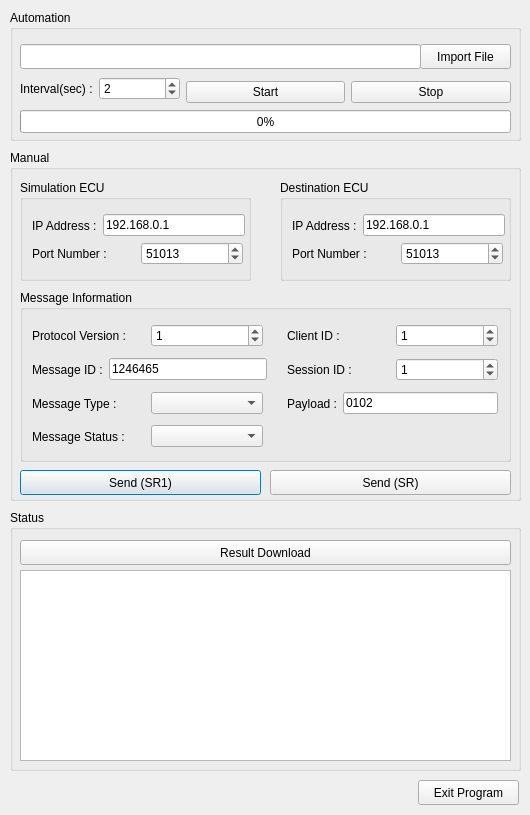
Old version of the form main.ui in the repository eliaskiss/someip.
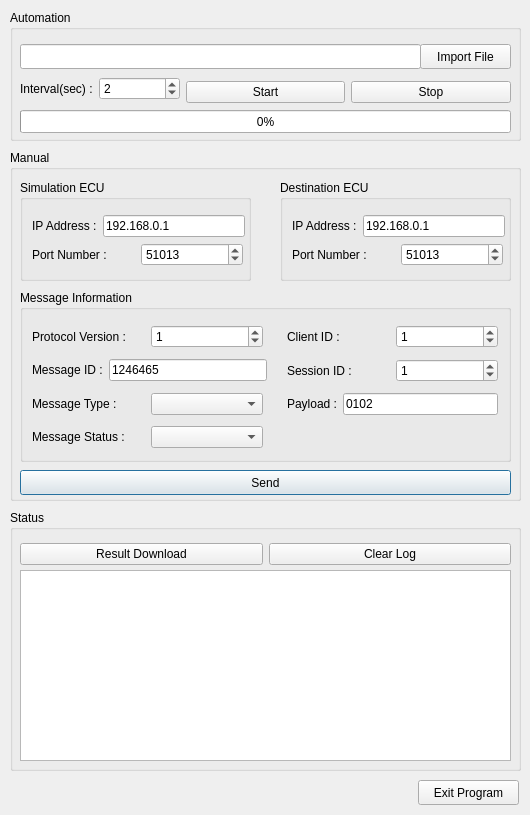
New version of the form.

```diff
--- a/main.ui
+++ b/main.ui
@@ -43,7 +43,7 @@
        <x>12</x>
        <y>32</y>
        <width>231</width>
-       <height>28</height>
+       <height>29</height>
       </rect>
      </property>
      <layout class="QHBoxLayout" name="horizontalLayout_3">
@@ -72,7 +72,7 @@
        <x>267</x>
        <y>32</y>
        <width>211</width>
-       <height>28</height>
+       <height>29</height>
       </rect>
      </property>
      <layout class="QHBoxLayout" name="horizontalLayout_7">
@@ -101,7 +101,7 @@
        <x>12</x>
        <y>66</y>
        <width>235</width>
-       <height>27</height>
+       <height>28</height>
       </rect>
      </property>
      <layout class="QHBoxLayout" name="horizontalLayout_4">
@@ -127,7 +127,7 @@
        <x>267</x>
        <y>66</y>
        <width>211</width>
-       <height>28</height>
+       <height>29</height>
       </rect>
      </property>
      <layout class="QHBoxLayout" name="horizontalLayout_8">
@@ -156,7 +156,7 @@
        <x>12</x>
        <y>100</y>
        <width>231</width>
-       <height>27</height>
+       <height>28</height>
       </rect>
      </property>
      <layout class="QHBoxLayout" name="horizontalLayout_5">
@@ -178,7 +178,7 @@
        <x>267</x>
        <y>100</y>
        <width>211</width>
-       <height>27</height>
+       <height>28</height>
       </rect>
      </property>
      <layout class="QHBoxLayout" name="horizontalLayout_9">
@@ -204,7 +204,7 @@
        <x>12</x>
        <y>133</y>
        <width>231</width>
-       <height>27</height>
+       <height>28</height>
       </rect>
      </property>
      <layout class="QHBoxLayout" name="horizontalLayout_6">
@@ -239,7 +239,7 @@
        <x>12</x>
        <y>60</y>
        <width>211</width>
-       <height>28</height>
+       <height>29</height>
       </rect>
      </property>
      <layout class="QHBoxLayout" name="horizontalLayout_2">
@@ -268,7 +268,7 @@
        <x>12</x>
        <y>32</y>
        <width>213</width>
-       <height>27</height>
+       <height>28</height>
       </rect>
      </property>
      <layout class="QHBoxLayout" name="horizontalLayout">
@@ -307,7 +307,7 @@
        <x>12</x>
        <y>60</y>
        <width>211</width>
-       <height>28</height>
+       <height>29</height>
       </rect>
      </property>
      <layout class="QHBoxLayout" name="horizontalLayout_10">
@@ -336,7 +336,7 @@
        <x>12</x>
        <y>32</y>
        <width>213</width>
-       <height>27</height>
+       <height>28</height>
       </rect>
      </property>
      <layout class="QHBoxLayout" name="horizontalLayout_11">
@@ -362,25 +362,12 @@
      <rect>
       <x>10</x>
       <y>320</y>
-      <width>241</width>
+      <width>491</width>
       <height>25</height>
      </rect>
     </property>
     <property name="text">
-     <string>Send (SR1)</string>
-    </property>
-   </widget>
-   <widget class="QPushButton" name="btn_send_manual_2">
-    <property name="geometry">
-     <rect>
-      <x>260</x>
-      <y>320</y>
-      <width>241</width>
-      <height>25</height>
-     </rect>
-    </property>
-    <property name="text">
-     <string>Send (SR)</string>
+     <string>Send</string>
     </property>
    </widget>
   </widget>
@@ -489,19 +476,6 @@
    <property name="title">
     <string>Status</string>
    </property>
-   <widget class="QPushButton" name="btn_result_download">
-    <property name="geometry">
-     <rect>
-      <x>10</x>
-      <y>30</y>
-      <width>491</width>
-      <height>25</height>
-     </rect>
-    </property>
-    <property name="text">
-     <string>Result Download</string>
-    </property>
-   </widget>
    <widget class="QTextBrowser" name="tb_status">
     <property name="geometry">
      <rect>
@@ -512,6 +486,32 @@
      </rect>
     </property>
    </widget>
+   <widget class="QWidget" name="">
+    <property name="geometry">
+     <rect>
+      <x>10</x>
+      <y>30</y>
+      <width>491</width>
+      <height>28</height>
+     </rect>
+    </property>
+    <layout class="QHBoxLayout" name="horizontalLayout_13">
+     <item>
+      <widget class="QPushButton" name="btn_result_download">
+       <property name="text">
+        <string>Result Download</string>
+       </property>
+      </widget>
+     </item>
+     <item>
+      <widget class="QPushButton" name="btn_clear_log">
+       <property name="text">
+        <string>Clear Log</string>
+       </property>
+      </widget>
+     </item>
+    </layout>
+   </widget>
   </widget>
   <widget class="QPushButton" name="btn_exit_program">
    <property name="geometry">
```
Left out of the diff: 2 changed lines with no effect on the pictures.
